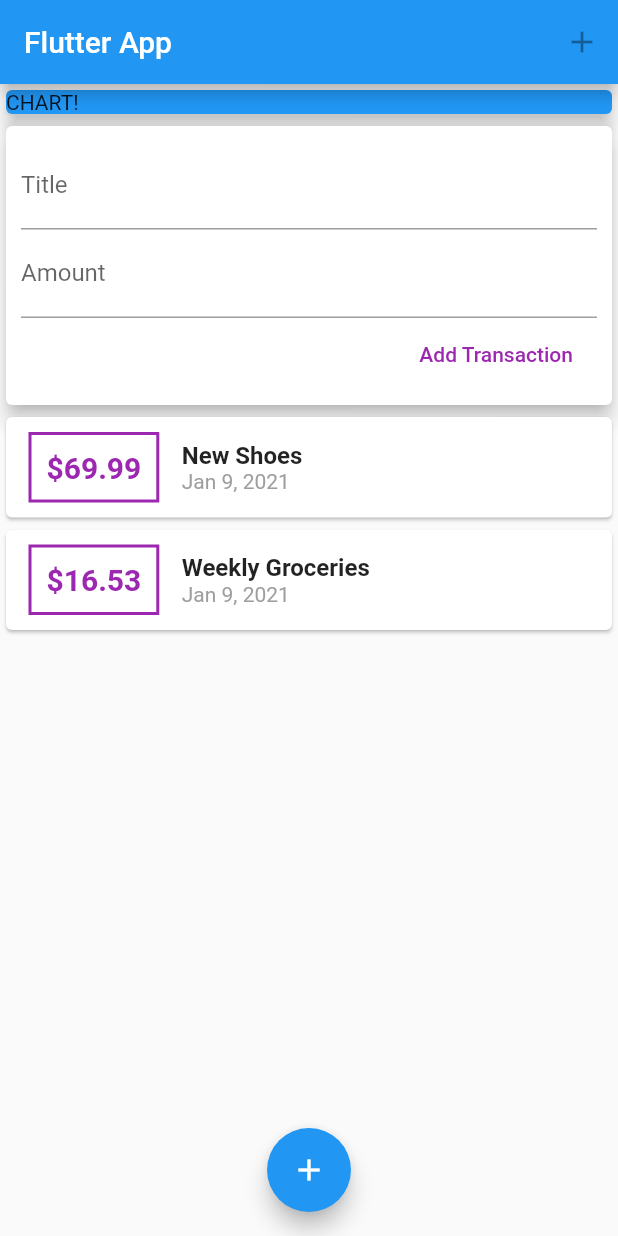
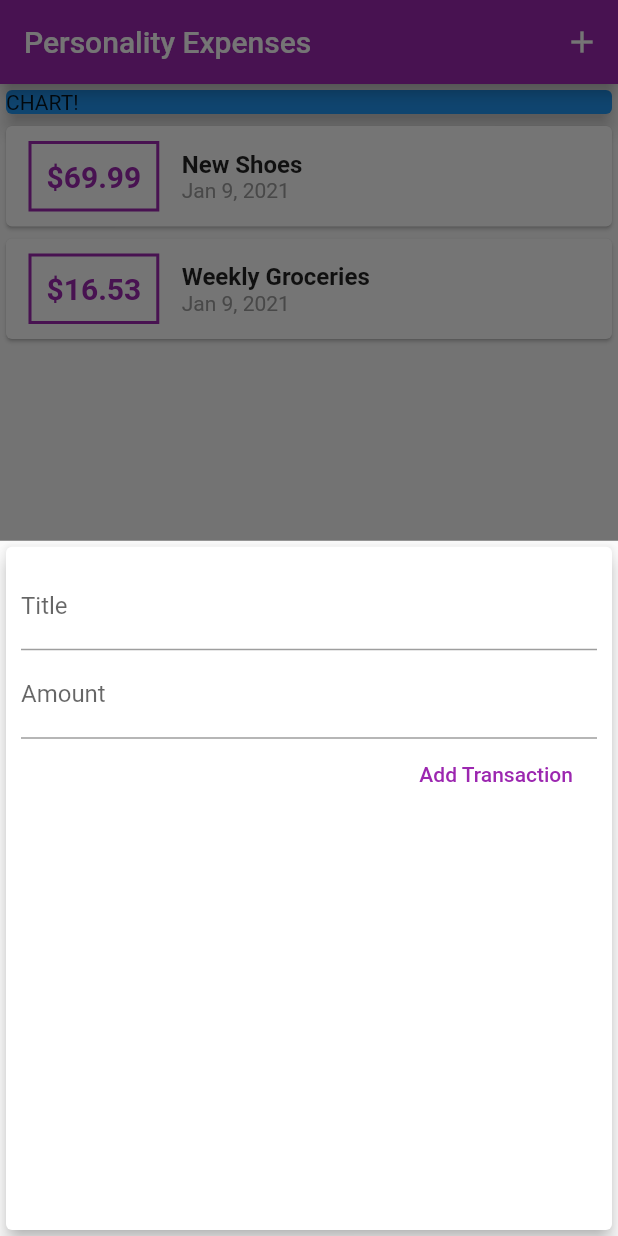
Before and after one commit to GeekAbdou/Expenses-Tracker, a Flutter app: the screen it shows after launch, after a tap on the "add" icon, on a phone screen of 412 x 824 dp. Run offline on Flutter 3.47's test engine with Material 2 defaults, Android fonts, the phone set to English and light mode, and no system bars; Roboto replaces fonts that are missing (Quicksand).

Commit message:
updating theme and fonts

```diff
--- a/personalityexp/lib/main.dart
+++ b/personalityexp/lib/main.dart
@@ -1,6 +1,8 @@
 import 'package:flutter/material.dart';
 
-import './widgets/user_transactions.dart';
+import './widgets/new_transaction.dart';
+import './widgets/transaction_list.dart';
+import './models/transaction.dart';
 
 void main() => runApp(MyApp());
 
@@ -8,26 +10,81 @@ class MyApp extends StatelessWidget {
   @override
   Widget build(BuildContext context) {
     return MaterialApp(
-      title: 'Flutter App',
+      title: 'Personality Expenses',
+      theme: ThemeData(
+        primarySwatch: Colors.purple,
+        accentColor: Colors.yellow,
+        fontFamily: 'Quicksand',
+        textTheme: ThemeData.light().textTheme.copyWith(
+          // ignore: deprecated_member_use
+          title: TextStyle(
+            fontFamily: 'Quicksand',
+          ),
+        )
+      ),
       home: MyHomePage(),
     );
   }
 }
 
-class MyHomePage extends StatelessWidget {
+class MyHomePage extends StatefulWidget {
   // String titleInput;
   // String amountInput;
-  final titleController = TextEditingController();
-  final amountController = TextEditingController();
+  @override
+  _MyHomePageState createState() => _MyHomePageState();
+}
+
+class _MyHomePageState extends State<MyHomePage> {
+  final List<Transaction> _userTransactions = [
+    Transaction(
+      id: 't1',
+      title: 'New Shoes',
+      amount: 69.99,
+      date: DateTime.now(),
+    ),
+    Transaction(
+      id: 't2',
+      title: 'Weekly Groceries',
+      amount: 16.53,
+      date: DateTime.now(),
+    ),
+  ];
+
+  void _addNewTransaction(String txTitle, double txAmount) {
+    final newTx = Transaction(
+      title: txTitle,
+      amount: txAmount,
+      date: DateTime.now(),
+      id: DateTime.now().toString(),
+    );
+
+    setState(() {
+      _userTransactions.add(newTx);
+    });
+  }
+
+  void _startAddNewTransaction(BuildContext ctx) {
+    showModalBottomSheet(
+      context: ctx,
+      builder: (_) {
+        return GestureDetector(
+          onTap: () {},
+          child: NewTransaction(_addNewTransaction),
+          behavior: HitTestBehavior.opaque,
+        );
+      },
+    );
+  }
 
   @override
   Widget build(BuildContext context) {
     return Scaffold(
       appBar: AppBar(
-        title: Text('Flutter App'),
+        title: Text('Personality Expenses'),
         actions: <Widget>[
           IconButton(
             icon: Icon(Icons.add),
+            onPressed: () => _startAddNewTransaction(context),
           ),
         ],
       ),
@@ -44,15 +101,15 @@ class MyHomePage extends StatelessWidget {
                 elevation: 5,
               ),
             ),
-              UserTransactions()
+            TransactionList(_userTransactions),
           ],
         ),
       ),
+      floatingActionButtonLocation: FloatingActionButtonLocation.centerFloat,
       floatingActionButton: FloatingActionButton(
         child: Icon(Icons.add),
-        onPressed: (){},
+        onPressed: () => _startAddNewTransaction(context),
       ),
-      floatingActionButtonLocation: FloatingActionButtonLocation.centerFloat,
     );
   }
 }
```
Lines whose indentation alone changed are shown as unchanged.
